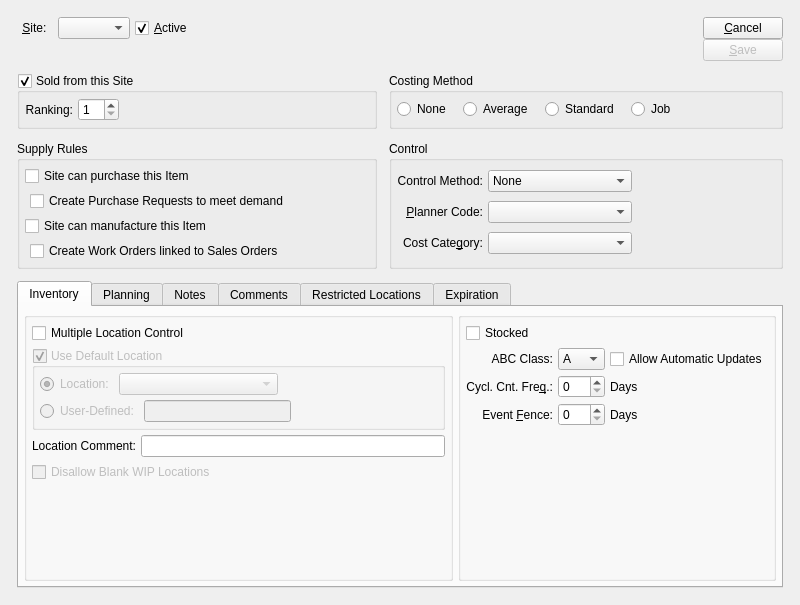
Before: the Qt Designer form guiclient/itemSite.ui in Pegasus-RPG/xtuple-client, drawn with Qt 5.
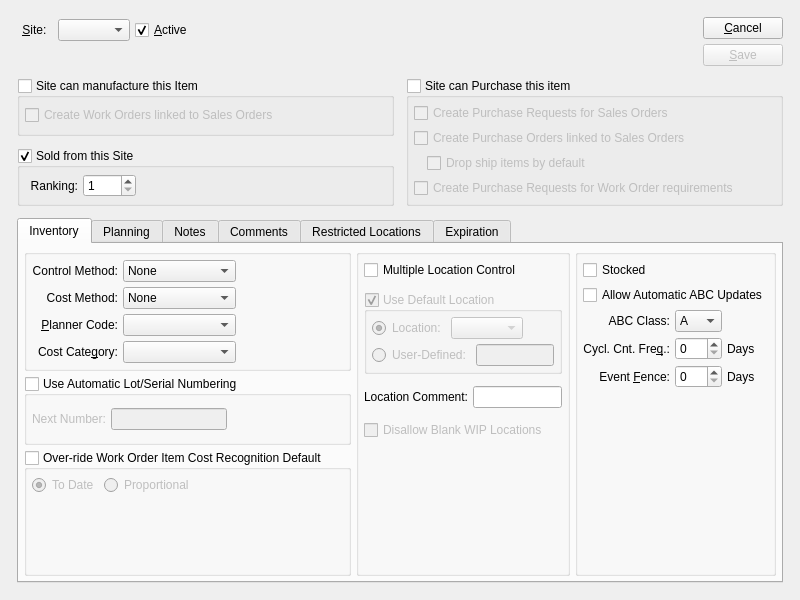
After: the same form once the commit is applied. Custom widgets are drawn as their Qt base class.

Commit message:
issue #9868: Enhanced Inventory - Change cost fields to support additional cost methods.  Add next serial number field. issue #9062: Drop Ship Purchasing - Add Purchase to Order fields issue #10255:  Add over-ridegroup  for work order cost recognition.
These are all UI specific changes.  Commented out cpp code that would break compile until code is re-written.

```diff
--- a/guiclient/itemSite.ui
+++ b/guiclient/itemSite.ui
@@ -14,7 +14,7 @@
     <x>0</x>
     <y>0</y>
     <width>800</width>
-    <height>605</height>
+    <height>600</height>
    </rect>
   </property>
   <property name="minimumSize">
@@ -26,9 +26,9 @@
   <property name="windowTitle">
    <string>Item Site</string>
   </property>
-  <layout class="QGridLayout" name="gridLayout_9">
+  <layout class="QGridLayout" name="gridLayout_20">
    <item row="0" column="0">
-    <layout class="QGridLayout" name="gridLayout_7">
+    <layout class="QGridLayout" name="gridLayout_19">
      <property name="margin">
       <number>12</number>
      </property>
@@ -48,6 +48,9 @@
          </item>
          <item row="0" column="1">
           <layout class="QGridLayout">
+           <property name="topMargin">
+            <number>2</number>
+           </property>
            <item row="0" column="0">
             <widget class="QLabel" name="_warehouseLit">
              <property name="text">
@@ -106,9 +109,6 @@
        </item>
        <item>
         <layout class="QVBoxLayout">
-         <property name="spacing">
-          <number>0</number>
-         </property>
          <item>
           <widget class="QPushButton" name="_close">
            <property name="text">
@@ -147,6 +147,121 @@
       </layout>
      </item>
      <item row="1" column="0">
+      <widget class="QGroupBox" name="_woSupply">
+       <property name="title">
+        <string>Site can manufacture this Item</string>
+       </property>
+       <property name="checkable">
+        <bool>true</bool>
+       </property>
+       <property name="checked">
+        <bool>false</bool>
+       </property>
+       <layout class="QGridLayout" name="gridLayout_4">
+        <item row="0" column="0">
+         <widget class="QCheckBox" name="_createWo">
+          <property name="sizePolicy">
+           <sizepolicy hsizetype="Preferred" vsizetype="Fixed">
+            <horstretch>0</horstretch>
+            <verstretch>0</verstretch>
+           </sizepolicy>
+          </property>
+          <property name="text">
+           <string>Create Work Orders linked to Sales Orders</string>
+          </property>
+         </widget>
+        </item>
+       </layout>
+      </widget>
+     </item>
+     <item row="1" column="1" rowspan="2">
+      <widget class="QGroupBox" name="_poSupply">
+       <property name="focusPolicy">
+        <enum>Qt::TabFocus</enum>
+       </property>
+       <property name="title">
+        <string>Site can Purchase this item</string>
+       </property>
+       <property name="checkable">
+        <bool>true</bool>
+       </property>
+       <property name="checked">
+        <bool>false</bool>
+       </property>
+       <layout class="QGridLayout" name="gridLayout_9">
+        <item row="0" column="0">
+         <layout class="QVBoxLayout" name="verticalLayout_6">
+          <item>
+           <layout class="QVBoxLayout" name="verticalLayout_5">
+            <item>
+             <widget class="QCheckBox" name="checkBox">
+              <property name="text">
+               <string>Create Purchase Requests for Sales Orders</string>
+              </property>
+             </widget>
+            </item>
+            <item>
+             <widget class="QCheckBox" name="_createPo">
+              <property name="text">
+               <string>Create Purchase Orders linked to Sales Orders</string>
+              </property>
+             </widget>
+            </item>
+            <item>
+             <layout class="QHBoxLayout" name="horizontalLayout_3">
+              <item>
+               <spacer name="horizontalSpacer_8">
+                <property name="orientation">
+                 <enum>Qt::Horizontal</enum>
+                </property>
+                <property name="sizeType">
+                 <enum>QSizePolicy::Fixed</enum>
+                </property>
+                <property name="sizeHint" stdset="0">
+                 <size>
+                  <width>13</width>
+                  <height>13</height>
+                 </size>
+                </property>
+               </spacer>
+              </item>
+              <item>
+               <widget class="QCheckBox" name="_dropShip">
+                <property name="text">
+                 <string>Drop ship items by default</string>
+                </property>
+               </widget>
+              </item>
+             </layout>
+            </item>
+            <item>
+             <widget class="QCheckBox" name="_createPr">
+              <property name="text">
+               <string>Create Purchase Requests for Work Order requirements</string>
+              </property>
+             </widget>
+            </item>
+           </layout>
+          </item>
+          <item>
+           <spacer name="verticalSpacer_3">
+            <property name="orientation">
+             <enum>Qt::Vertical</enum>
+            </property>
+            <property name="sizeHint" stdset="0">
+             <size>
+              <width>20</width>
+              <height>0</height>
+             </size>
+            </property>
+           </spacer>
+          </item>
+         </layout>
+        </item>
+       </layout>
+      </widget>
+     </item>
+     <item row="2" column="0">
       <widget class="QGroupBox" name="_sold">
        <property name="focusPolicy">
         <enum>Qt::TabFocus</enum>
@@ -197,296 +312,6 @@
        </layout>
       </widget>
      </item>
-     <item row="1" column="1">
-      <widget class="QGroupBox" name="_costing">
-       <property name="title">
-        <string>Costing Method</string>
-       </property>
-       <layout class="QGridLayout" name="gridLayout_6">
-        <item row="0" column="0">
-         <layout class="QHBoxLayout" name="horizontalLayout_8">
-          <property name="spacing">
-           <number>12</number>
-          </property>
-          <item>
-           <widget class="QRadioButton" name="_costNone">
-            <property name="sizePolicy">
-             <sizepolicy hsizetype="Preferred" vsizetype="Fixed">
-              <horstretch>0</horstretch>
-              <verstretch>0</verstretch>
-             </sizepolicy>
-            </property>
-            <property name="text">
-             <string>None</string>
-            </property>
-           </widget>
-          </item>
-          <item>
-           <widget class="QRadioButton" name="_costAvg">
-            <property name="sizePolicy">
-             <sizepolicy hsizetype="Preferred" vsizetype="Fixed">
-              <horstretch>0</horstretch>
-              <verstretch>0</verstretch>
-             </sizepolicy>
-            </property>
-            <property name="text">
-             <string>Average</string>
-            </property>
-           </widget>
-          </item>
-          <item>
-           <widget class="QRadioButton" name="_costStd">
-            <property name="sizePolicy">
-             <sizepolicy hsizetype="Preferred" vsizetype="Fixed">
-              <horstretch>0</horstretch>
-              <verstretch>0</verstretch>
-             </sizepolicy>
-            </property>
-            <property name="text">
-             <string>Standard</string>
-            </property>
-           </widget>
-          </item>
-          <item>
-           <widget class="QRadioButton" name="_costJob">
-            <property name="sizePolicy">
-             <sizepolicy hsizetype="Preferred" vsizetype="Fixed">
-              <horstretch>0</horstretch>
-              <verstretch>0</verstretch>
-             </sizepolicy>
-            </property>
-            <property name="text">
-             <string>Job</string>
-            </property>
-           </widget>
-          </item>
-          <item>
-           <spacer name="horizontalSpacer_7">
-            <property name="orientation">
-             <enum>Qt::Horizontal</enum>
-            </property>
-            <property name="sizeHint" stdset="0">
-             <size>
-              <width>0</width>
-              <height>20</height>
-             </size>
-            </property>
-           </spacer>
-          </item>
-         </layout>
-        </item>
-       </layout>
-      </widget>
-     </item>
-     <item row="2" column="0">
-      <widget class="QGroupBox" name="_supply">
-       <property name="focusPolicy">
-        <enum>Qt::TabFocus</enum>
-       </property>
-       <property name="title">
-        <string>Supply Rules</string>
-       </property>
-       <property name="checkable">
-        <bool>false</bool>
-       </property>
-       <layout class="QGridLayout" name="gridLayout_4">
-        <item row="0" column="0">
-         <widget class="QCheckBox" name="_poSupply">
-          <property name="text">
-           <string>Site can purchase this Item</string>
-          </property>
-         </widget>
-        </item>
-        <item row="1" column="0">
-         <layout class="QHBoxLayout" name="horizontalLayout_9">
-          <item>
-           <spacer name="horizontalSpacer_8">
-            <property name="orientation">
-             <enum>Qt::Horizontal</enum>
-            </property>
-            <property name="sizeType">
-             <enum>QSizePolicy::Fixed</enum>
-            </property>
-            <property name="sizeHint" stdset="0">
-             <size>
-              <width>5</width>
-              <height>20</height>
-             </size>
-            </property>
-           </spacer>
-          </item>
-          <item>
-           <widget class="QCheckBox" name="_createPr">
-            <property name="text">
-             <string>Create Purchase Requests to meet demand</string>
-            </property>
-           </widget>
-          </item>
-         </layout>
-        </item>
-        <item row="2" column="0">
-         <widget class="QCheckBox" name="_woSupply">
-          <property name="text">
-           <string>Site can manufacture this Item</string>
-          </property>
-         </widget>
-        </item>
-        <item row="3" column="0">
-         <layout class="QHBoxLayout" name="horizontalLayout_3">
-          <item>
-           <spacer name="horizontalSpacer_2">
-            <property name="orientation">
-             <enum>Qt::Horizontal</enum>
-            </property>
-            <property name="sizeType">
-             <enum>QSizePolicy::Fixed</enum>
-            </property>
-            <property name="sizeHint" stdset="0">
-             <size>
-              <width>5</width>
-              <height>14</height>
-             </size>
-            </property>
-           </spacer>
-          </item>
-          <item>
-           <widget class="QCheckBox" name="_createWo">
-            <property name="sizePolicy">
-             <sizepolicy hsizetype="Preferred" vsizetype="Fixed">
-              <horstretch>0</horstretch>
-              <verstretch>0</verstretch>
-             </sizepolicy>
-            </property>
-            <property name="text">
-             <string>Create Work Orders linked to Sales Orders</string>
-            </property>
-           </widget>
-          </item>
-         </layout>
-        </item>
-       </layout>
-      </widget>
-     </item>
-     <item row="2" column="1">
-      <widget class="QGroupBox" name="_reporting">
-       <property name="title">
-        <string>Control</string>
-       </property>
-       <layout class="QGridLayout" name="gridLayout_12">
-        <item row="0" column="0">
-         <widget class="QLabel" name="_controlMethodLit">
-          <property name="text">
-           <string>Control Method:</string>
-          </property>
-          <property name="alignment">
-           <set>Qt::AlignRight|Qt::AlignTrailing|Qt::AlignVCenter</set>
-          </property>
-         </widget>
-        </item>
-        <item row="0" column="1">
-         <widget class="XComboBox" name="_controlMethod">
-          <property name="sizePolicy">
-           <sizepolicy hsizetype="Preferred" vsizetype="Fixed">
-            <horstretch>0</horstretch>
-            <verstretch>0</verstretch>
-           </sizepolicy>
-          </property>
-          <item>
-           <property name="text">
-            <string>None</string>
-           </property>
-          </item>
-          <item>
-           <property name="text">
-            <string>Regular</string>
-           </property>
-          </item>
-          <item>
-           <property name="text">
-            <string>Lot #</string>
-           </property>
-          </item>
-          <item>
-           <property name="text">
-            <string>Serial #</string>
-           </property>
-          </item>
-         </widget>
-        </item>
-        <item row="1" column="0">
-         <widget class="QLabel" name="_plannerCodeLit">
-          <property name="text">
-           <string>&amp;Planner Code:</string>
-          </property>
-          <property name="alignment">
-           <set>Qt::AlignRight|Qt::AlignTrailing|Qt::AlignVCenter</set>
-          </property>
-          <property name="buddy">
-           <cstring>_plannerCode</cstring>
-          </property>
-         </widget>
-        </item>
-        <item row="1" column="1">
-         <widget class="XComboBox" name="_plannerCode">
-          <property name="sizePolicy">
-           <sizepolicy hsizetype="Expanding" vsizetype="Fixed">
-            <horstretch>0</horstretch>
-            <verstretch>0</verstretch>
-           </sizepolicy>
-          </property>
-          <property name="allowNull">
-           <bool>true</bool>
-          </property>
-          <property name="type">
-           <enum>XComboBox::PlannerCodes</enum>
-          </property>
-         </widget>
-        </item>
-        <item row="1" column="2">
-         <spacer>
-          <property name="orientation">
-           <enum>Qt::Horizontal</enum>
-          </property>
-          <property name="sizeHint" stdset="0">
-           <size>
-            <width>0</width>
-            <height>20</height>
-           </size>
-          </property>
-         </spacer>
-        </item>
-        <item row="2" column="0">
-         <widget class="QLabel" name="_costcatLit">
-          <property name="text">
-           <string>Cost Cate&amp;gory:</string>
-          </property>
-          <property name="alignment">
-           <set>Qt::AlignRight|Qt::AlignTrailing|Qt::AlignVCenter</set>
-          </property>
-          <property name="buddy">
-           <cstring>_costcat</cstring>
-          </property>
-         </widget>
-        </item>
-        <item row="2" column="1">
-         <widget class="XComboBox" name="_costcat">
-          <property name="sizePolicy">
-           <sizepolicy hsizetype="Expanding" vsizetype="Fixed">
-            <horstretch>0</horstretch>
-            <verstretch>0</verstretch>
-           </sizepolicy>
-          </property>
-          <property name="allowNull">
-           <bool>true</bool>
-          </property>
-          <property name="type">
-           <enum>XComboBox::CostCategories</enum>
-          </property>
-         </widget>
-        </item>
-       </layout>
-      </widget>
-     </item>
      <item row="3" column="0" colspan="2">
       <widget class="QTabWidget" name="_tab">
        <property name="sizePolicy">
@@ -505,13 +330,204 @@
         <attribute name="title">
          <string>Inventory</string>
         </attribute>
-        <layout class="QGridLayout" name="gridLayout_20">
+        <layout class="QGridLayout" name="gridLayout_21">
          <item row="0" column="0">
+          <widget class="QGroupBox" name="_reporting">
+           <property name="title">
+            <string/>
+           </property>
+           <layout class="QGridLayout" name="gridLayout_14">
+            <item row="0" column="0">
+             <layout class="QHBoxLayout" name="horizontalLayout_8">
+              <item>
+               <layout class="QGridLayout" name="gridLayout_12">
+                <item row="3" column="0">
+                 <widget class="QLabel" name="_plannerCodeLit">
+                  <property name="text">
+                   <string>&amp;Planner Code:</string>
+                  </property>
+                  <property name="alignment">
+                   <set>Qt::AlignRight|Qt::AlignTrailing|Qt::AlignVCenter</set>
+                  </property>
+                  <property name="buddy">
+                   <cstring>_plannerCode</cstring>
+                  </property>
+                 </widget>
+                </item>
+                <item row="3" column="1">
+                 <widget class="XComboBox" name="_plannerCode">
+                  <property name="sizePolicy">
+                   <sizepolicy hsizetype="Expanding" vsizetype="Fixed">
+                    <horstretch>0</horstretch>
+                    <verstretch>0</verstretch>
+                   </sizepolicy>
+                  </property>
+                  <property name="maximumSize">
+                   <size>
+                    <width>178</width>
+                    <height>16777215</height>
+                   </size>
+                  </property>
+                  <property name="allowNull">
+                   <bool>true</bool>
+                  </property>
+                  <property name="type">
+                   <enum>XComboBox::PlannerCodes</enum>
+                  </property>
+                 </widget>
+                </item>
+                <item row="4" column="0">
+                 <widget class="QLabel" name="_costcatLit">
+                  <property name="text">
+                   <string>Cost Cate&amp;gory:</string>
+                  </property>
+                  <property name="alignment">
+                   <set>Qt::AlignRight|Qt::AlignTrailing|Qt::AlignVCenter</set>
+                  </property>
+                  <property name="buddy">
+                   <cstring>_costcat</cstring>
+                  </property>
+                 </widget>
+                </item>
+                <item row="4" column="1">
+                 <widget class="XComboBox" name="_costcat">
+                  <property name="sizePolicy">
+                   <sizepolicy hsizetype="Expanding" vsizetype="Fixed">
+                    <horstretch>0</horstretch>
+                    <verstretch>0</verstretch>
+                   </sizepolicy>
+                  </property>
+                  <property name="maximumSize">
+                   <size>
+                    <width>16777215</width>
+                    <height>178</height>
+                   </size>
+                  </property>
+                  <property name="allowNull">
+                   <bool>true</bool>
+                  </property>
+                  <property name="type">
+                   <enum>XComboBox::CostCategories</enum>
+                  </property>
+                 </widget>
+                </item>
+                <item row="1" column="1">
+                 <widget class="XComboBox" name="_controlMethod">
+                  <item>
+                   <property name="text">
+                    <string>None</string>
+                   </property>
+                  </item>
+                  <item>
+                   <property name="text">
+                    <string>Regular</string>
+                   </property>
+                  </item>
+                  <item>
+                   <property name="text">
+                    <string>Lot #</string>
+                   </property>
+                  </item>
+                  <item>
+                   <property name="text">
+                    <string>Serial #</string>
+                   </property>
+                  </item>
+                 </widget>
+                </item>
+                <item row="1" column="0">
+                 <widget class="QLabel" name="_controlMethodLit">
+                  <property name="text">
+                   <string>Control Method:</string>
+                  </property>
+                  <property name="alignment">
+                   <set>Qt::AlignRight|Qt::AlignTrailing|Qt::AlignVCenter</set>
+                  </property>
+                 </widget>
+                </item>
+                <item row="2" column="0">
+                 <widget class="QLabel" name="_costMethodLit">
+                  <property name="text">
+                   <string>Cost Method:</string>
+                  </property>
+                  <property name="alignment">
+                   <set>Qt::AlignRight|Qt::AlignTrailing|Qt::AlignVCenter</set>
+                  </property>
+                 </widget>
+                </item>
+                <item row="2" column="1">
+                 <widget class="XComboBox" name="_costMethod">
+                  <item>
+                   <property name="text">
+                    <string>None</string>
+                   </property>
+                  </item>
+                  <item>
+                   <property name="text">
+                    <string>Average</string>
+                   </property>
+                  </item>
+                  <item>
+                   <property name="text">
+                    <string>Average by Lot</string>
+                   </property>
+                  </item>
+                  <item>
+                   <property name="text">
+                    <string>FIFO</string>
+                   </property>
+                  </item>
+                  <item>
+                   <property name="text">
+                    <string>FIFO by Lot</string>
+                   </property>
+                  </item>
+                  <item>
+                   <property name="text">
+                    <string>Job</string>
+                   </property>
+                  </item>
+                  <item>
+                   <property name="text">
+                    <string>Serialized</string>
+                   </property>
+                  </item>
+                  <item>
+                   <property name="text">
+                    <string>Standard</string>
+                   </property>
+                  </item>
+                 </widget>
+                </item>
+               </layout>
+              </item>
+              <item>
+               <spacer>
+                <property name="orientation">
+                 <enum>Qt::Horizontal</enum>
+                </property>
+                <property name="sizeHint" stdset="0">
+                 <size>
+                  <width>0</width>
+                  <height>20</height>
+                 </size>
+                </property>
+               </spacer>
+              </item>
+             </layout>
+            </item>
+           </layout>
+          </widget>
+         </item>
+         <item row="0" column="1" rowspan="3">
           <widget class="QGroupBox" name="_locationGroup">
            <property name="title">
             <string/>
            </property>
            <layout class="QGridLayout" name="gridLayout_11">
+            <property name="verticalSpacing">
+             <number>12</number>
+            </property>
             <item row="0" column="0" colspan="2">
              <widget class="QCheckBox" name="_locationControl">
               <property name="enabled">
@@ -653,26 +669,27 @@
            </layout>
           </widget>
          </item>
-         <item row="0" column="1">
+         <item row="0" column="2" rowspan="3">
           <widget class="QGroupBox" name="_inventory">
            <property name="title">
             <string/>
            </property>
-           <layout class="QGridLayout">
-            <item row="4" column="1">
-             <spacer>
-              <property name="orientation">
-               <enum>Qt::Vertical</enum>
+           <layout class="QGridLayout" name="gridLayout_7">
+            <item row="0" column="0">
+             <widget class="QCheckBox" name="_stocked">
+              <property name="text">
+               <string>Stocked</string>
               </property>
-              <property name="sizeHint" stdset="0">
-               <size>
-                <width>20</width>
-                <height>0</height>
-               </size>
+             </widget>
+            </item>
+            <item row="1" column="0" colspan="3">
+             <widget class="QCheckBox" name="_autoUpdateABCClass">
+              <property name="text">
+               <string>Allow Automatic ABC Updates</string>
               </property>
-             </spacer>
+             </widget>
             </item>
-            <item row="1" column="0">
+            <item row="2" column="0">
              <widget class="QLabel" name="_abcClassLit">
               <property name="text">
                <string>ABC Class:</string>
@@ -682,51 +699,7 @@
               </property>
              </widget>
             </item>
-            <item row="1" column="2">
-             <widget class="QCheckBox" name="_autoUpdateABCClass">
-              <property name="text">
-               <string>Allow Automatic Updates</string>
-              </property>
-             </widget>
-            </item>
-            <item row="3" column="1">
-             <widget class="QSpinBox" name="_eventFence">
-              <property name="minimum">
-               <number>0</number>
-              </property>
-              <property name="maximum">
-               <number>999</number>
-              </property>
-             </widget>
-            </item>
-            <item row="2" column="2">
-             <widget class="QLabel" name="_days1Lit">
-              <property name="text">
-               <string>Days</string>
-              </property>
-             </widget>
-            </item>
-            <item row="3" column="0">
-             <widget class="QLabel" name="_eventFenceLit">
-              <property name="text">
-               <string>Event &amp;Fence:</string>
-              </property>
-              <property name="alignment">
-               <set>Qt::AlignRight|Qt::AlignTrailing|Qt::AlignVCenter</set>
-              </property>
-              <property name="buddy">
-               <cstring>_eventFence</cstring>
-              </property>
-             </widget>
-            </item>
-            <item row="3" column="2">
-             <widget class="QLabel" name="_days3Lit">
-              <property name="text">
-               <string>Days</string>
-              </property>
-             </widget>
-            </item>
-            <item row="1" column="1">
+            <item row="2" column="1">
              <widget class="XComboBox" name="_abcClass">
               <item>
                <property name="text">
@@ -745,7 +718,7 @@
               </item>
              </widget>
             </item>
-            <item row="2" column="0">
+            <item row="3" column="0">
              <widget class="QLabel" name="_cycleCountFreqLit">
               <property name="text">
                <string>Cycl. Cnt. Fre&amp;q.:</string>
@@ -758,20 +731,167 @@
               </property>
              </widget>
             </item>
-            <item row="0" column="0" colspan="3">
-             <widget class="QCheckBox" name="_stocked">
-              <property name="text">
-               <string>Stocked</string>
-              </property>
-             </widget>
-            </item>
-            <item row="2" column="1">
+            <item row="3" column="1">
              <widget class="QSpinBox" name="_cycleCountFreq">
               <property name="maximum">
                <number>999</number>
               </property>
              </widget>
             </item>
+            <item row="3" column="2">
+             <widget class="QLabel" name="_days1Lit">
+              <property name="text">
+               <string>Days</string>
+              </property>
+             </widget>
+            </item>
+            <item row="4" column="0">
+             <widget class="QLabel" name="_eventFenceLit">
+              <property name="text">
+               <string>Event &amp;Fence:</string>
+              </property>
+              <property name="alignment">
+               <set>Qt::AlignRight|Qt::AlignTrailing|Qt::AlignVCenter</set>
+              </property>
+              <property name="buddy">
+               <cstring>_eventFence</cstring>
+              </property>
+             </widget>
+            </item>
+            <item row="4" column="1">
+             <widget class="QSpinBox" name="_eventFence">
+              <property name="minimum">
+               <number>0</number>
+              </property>
+              <property name="maximum">
+               <number>999</number>
+              </property>
+             </widget>
+            </item>
+            <item row="4" column="2">
+             <widget class="QLabel" name="_days3Lit">
+              <property name="text">
+               <string>Days</string>
+              </property>
+             </widget>
+            </item>
+            <item row="5" column="1">
+             <spacer>
+              <property name="orientation">
+               <enum>Qt::Vertical</enum>
+              </property>
+              <property name="sizeHint" stdset="0">
+               <size>
+                <width>20</width>
+                <height>0</height>
+               </size>
+              </property>
+             </spacer>
+            </item>
+           </layout>
+          </widget>
+         </item>
+         <item row="1" column="0">
+          <widget class="QGroupBox" name="_autoNumberGroup">
+           <property name="title">
+            <string>Use Automatic Lot/Serial Numbering</string>
+           </property>
+           <property name="checkable">
+            <bool>true</bool>
+           </property>
+           <property name="checked">
+            <bool>false</bool>
+           </property>
+           <layout class="QHBoxLayout" name="horizontalLayout_10">
+            <item>
+             <widget class="QLabel" name="_nextLsNumberLit">
+              <property name="text">
+               <string>Next Number:</string>
+              </property>
+             </widget>
+            </item>
+            <item>
+             <widget class="XLineEdit" name="_nextLsNumber"/>
+            </item>
+            <item>
+             <spacer name="horizontalSpacer_2">
+              <property name="orientation">
+               <enum>Qt::Horizontal</enum>
+              </property>
+              <property name="sizeHint" stdset="0">
+               <size>
+                <width>13</width>
+                <height>36</height>
+               </size>
+              </property>
+             </spacer>
+            </item>
+           </layout>
+          </widget>
+         </item>
+         <item row="2" column="0">
+          <widget class="QGroupBox" name="_woCostGroup">
+           <property name="title">
+            <string>Over-ride Work Order Item Cost Recognition Default</string>
+           </property>
+           <property name="checkable">
+            <bool>true</bool>
+           </property>
+           <property name="checked">
+            <bool>false</bool>
+           </property>
+           <layout class="QGridLayout" name="gridLayout_6">
+            <item row="0" column="0">
+             <layout class="QVBoxLayout" name="verticalLayout_7">
+              <item>
+               <layout class="QHBoxLayout" name="horizontalLayout_9">
+                <item>
+                 <widget class="QRadioButton" name="_todate">
+                  <property name="text">
+                   <string>To Date</string>
+                  </property>
+                  <property name="checked">
+                   <bool>true</bool>
+                  </property>
+                 </widget>
+                </item>
+                <item>
+                 <widget class="QRadioButton" name="_proportional">
+                  <property name="text">
+                   <string>Proportional</string>
+                  </property>
+                 </widget>
+                </item>
+                <item>
+                 <spacer name="horizontalSpacer_7">
+                  <property name="orientation">
+                   <enum>Qt::Horizontal</enum>
+                  </property>
+                  <property name="sizeHint" stdset="0">
+                   <size>
+                    <width>40</width>
+                    <height>20</height>
+                   </size>
+                  </property>
+                 </spacer>
+                </item>
+               </layout>
+              </item>
+              <item>
+               <spacer name="verticalSpacer_4">
+                <property name="orientation">
+                 <enum>Qt::Vertical</enum>
+                </property>
+                <property name="sizeHint" stdset="0">
+                 <size>
+                  <width>20</width>
+                  <height>0</height>
+                 </size>
+                </property>
+               </spacer>
+              </item>
+             </layout>
+            </item>
            </layout>
           </widget>
          </item>
```
Left out of the diff: 16 changed lines with no effect on the pictures. The commit also changes 1 other file.
